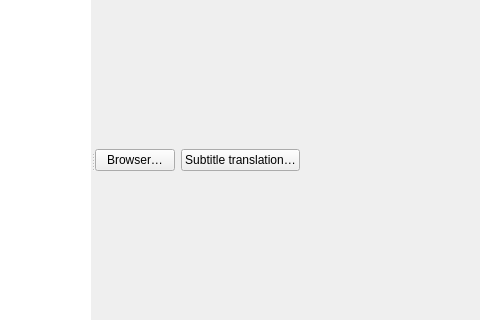
Before: the Qt Designer form src/gui/optionsdialog.ui in qbutt-org/qbutt, drawn with Qt 5; both pictures show x 194 to 674 and y 121 to 441 of the 840 by 591 pixel window.
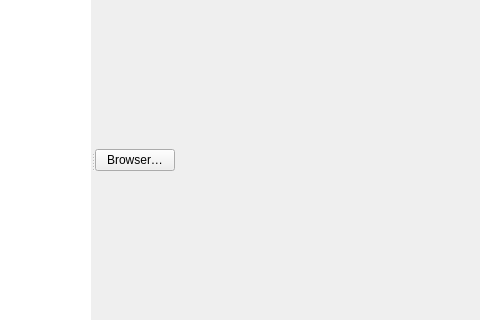
After: the same form once the commit is applied. The open tabs and pages were chosen to show the change. Icons and pictures are not drawn. Custom widgets are drawn as their Qt base class.

Commit message: Retire qbutt legacy subtitle translation consumer

The edit to the form file:
```diff
--- a/src/gui/optionsdialog.ui
+++ b/src/gui/optionsdialog.ui
@@ -3234,14 +3234,7 @@
             </widget>
            </item>
            <item>
-            <widget class="QPushButton" name="translationSettingsButton">
-             <property name="text">
-              <string>Subtitle translation…</string>
-             </property>
-            </widget>
-           </item>
-           <item>
-            <spacer name="contentSettingsActionsSpacer">
+            <spacer name="browserSettingsActionSpacer">
              <property name="orientation">
               <enum>Qt::Orientation::Horizontal</enum>
              </property>
```
Left out of the diff: 4 changed lines with no effect on the pictures. The commit also changes 20 other files.
